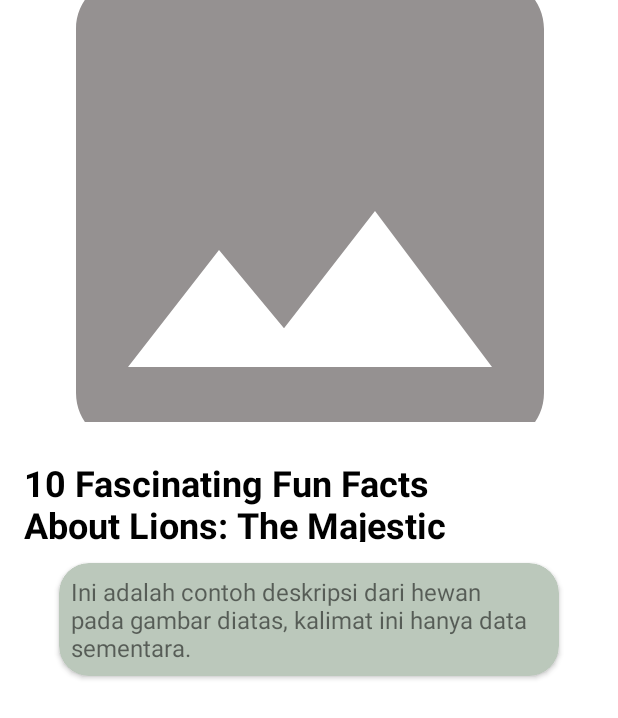
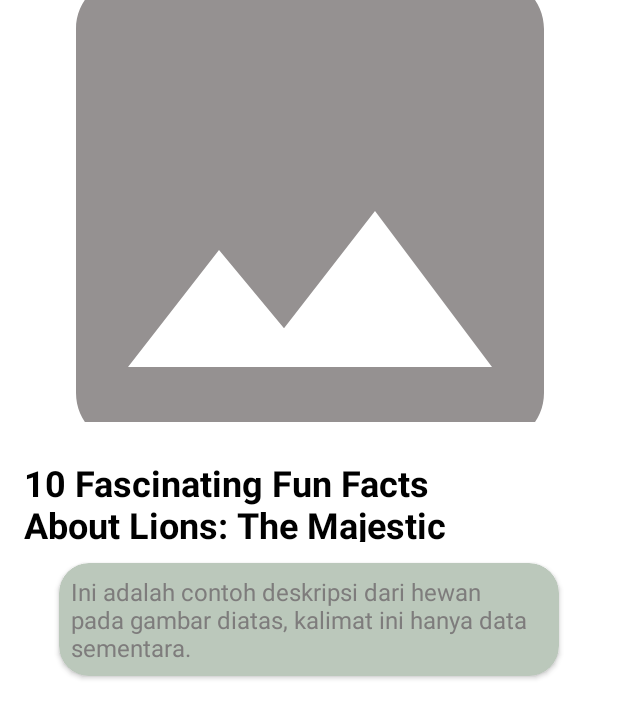
Before and after one commit to SnapZoo-Bangkit-2023/SnapZoo-MobileDev, an Android app: the layout activity_detail_article.xml on its own in the app's theme, with its tools: preview values and no code run, on a phone screen of 412 x 824 dp. Shown: the top 718 px of the screen. Run offline under Robolectric (Android 15) with nearby library versions, the phone set to English and light mode, and no system bars.

Commit message:
finished project

```diff
--- a/app/src/main/res/layout/activity_detail.xml
+++ b/app/src/main/res/layout/activity_detail.xml
@@ -102,6 +102,7 @@
         android:layout_height="wrap_content"
         android:layout_marginStart="8dp"
         android:layout_marginEnd="8dp"
+        android:textColor="?attr/colorControlHighlight"
         android:text="@string/Description_dummy"
         app:layout_constraintBottom_toBottomOf="parent"
         app:layout_constraintEnd_toEndOf="parent"
@@ -140,6 +141,7 @@
         android:layout_height="wrap_content"
         android:layout_marginStart="8dp"
         android:layout_marginTop="8dp"
+        android:textColor="?attr/colorControlHighlight"
         android:text="@string/Description_dummy"
         app:layout_constraintStart_toStartOf="parent"
         app:layout_constraintTop_toBottomOf="@+id/habitat_title" />
@@ -174,6 +176,7 @@
         android:layout_height="wrap_content"
         android:layout_marginStart="8dp"
         android:layout_marginTop="8dp"
+        android:textColor="?attr/colorControlHighlight"
         android:text="@string/Description_dummy"
         app:layout_constraintStart_toStartOf="parent"
         app:layout_constraintTop_toBottomOf="@+id/repro_title" />
@@ -209,6 +212,7 @@
         android:layout_marginStart="8dp"
         android:layout_marginTop="4dp"
         android:layout_marginBottom="8dp"
+        android:textColor="?attr/colorControlHighlight"
         android:text="@string/Description_dummy"
         app:layout_constraintStart_toStartOf="parent"
         app:layout_constraintTop_toBottomOf="@+id/diet_title" />
--- a/app/src/main/res/layout/activity_detail_article.xml
+++ b/app/src/main/res/layout/activity_detail_article.xml
@@ -29,12 +29,13 @@
         android:layout_marginTop="24dp"
         android:gravity="left"
         android:text="@string/article_one"
-        android:textColor="@color/black"
+        android:textColor="?attr/colorOnSecondary"
         android:textSize="24sp"
         android:textStyle="bold"
         app:layout_constraintEnd_toEndOf="parent"
         app:layout_constraintHorizontal_bias="0.141"
         app:layout_constraintStart_toStartOf="parent"
+        app:layout_constraintBottom_toTopOf="@+id/tv_desc_article"
         app:layout_constraintTop_toBottomOf="@+id/iv_detail_article" />
 
     <androidx.cardview.widget.CardView
@@ -58,6 +59,7 @@
             android:layout_marginStart="8dp"
             android:layout_marginTop="8dp"
             android:layout_marginEnd="8dp"
+            android:textColor="?attr/colorControlHighlight"
             android:layout_marginBottom="8dp"
             android:text="@string/Description_dummy"
             android:textSize="16sp" />
--- a/app/src/main/res/layout/fragment_first_screen.xml
+++ b/app/src/main/res/layout/fragment_first_screen.xml
@@ -31,8 +31,9 @@
         android:textStyle="bold"
         app:layout_constraintBottom_toBottomOf="parent"
         app:layout_constraintEnd_toEndOf="parent"
-        app:layout_constraintHorizontal_bias="0.498"
-        app:layout_constraintStart_toStartOf="parent" />
+        app:layout_constraintStart_toStartOf="parent"
+        app:layout_constraintTop_toBottomOf="@+id/imageView4"
+        app:layout_constraintVertical_bias="1.0" />
 
     <Button
         android:id="@+id/button_first_screen"
--- a/app/src/main/res/values-night/themes.xml
+++ b/app/src/main/res/values-night/themes.xml
@@ -8,9 +8,10 @@
         <!-- Secondary brand color. -->
         <item name="colorSecondary">@color/teal_200</item>
         <item name="colorSecondaryVariant">@color/teal_200</item>
-        <item name="colorOnSecondary">@color/black</item>
+        <item name="colorOnSecondary">@color/white</item>
         <!-- Status bar color. -->
         <item name="android:statusBarColor">?attr/colorPrimaryVariant</item>
         <!-- Customize your theme here. -->
+        <item name="colorControlHighlight">@color/black</item>
     </style>
 </resources>
--- a/app/src/main/res/values/themes.xml
+++ b/app/src/main/res/values/themes.xml
@@ -12,5 +12,6 @@
         <!-- Status bar color. -->
         <item name="android:statusBarColor">@color/green</item>
         <!-- Customize your theme here. -->
+        <item name="colorControlHighlight">@color/gray</item>
     </style>
 </resources>
```
Also changed, not shown: app/src/main/res/layout/layout_detail.xml (+14 -0 lines).
